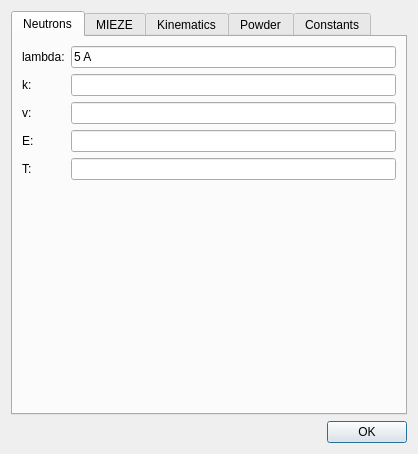
Qt form ui/formulas.ui (tweber-ill/frm_mirror-miezetools) before a commit.
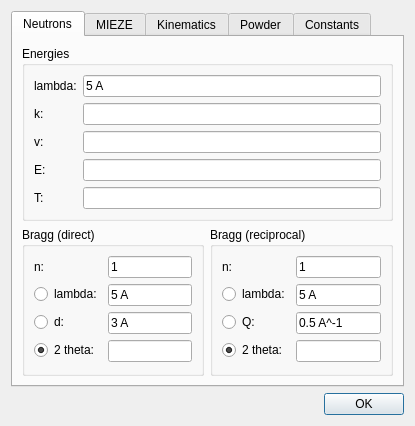
The same form after that commit.

Commit message: added bragg dialog

Patch:
```diff
--- a/ui/formulas.ui
+++ b/ui/formulas.ui
@@ -6,8 +6,8 @@
    <rect>
     <x>0</x>
     <y>0</y>
-    <width>418</width>
-    <height>454</height>
+    <width>415</width>
+    <height>412</height>
    </rect>
   </property>
   <property name="windowTitle">
@@ -38,7 +38,144 @@
       <attribute name="title">
        <string>Neutrons</string>
       </attribute>
+      <layout class="QGridLayout" name="gridLayout_5">
+       <item row="1" column="0">
+        <widget class="QGroupBox" name="groupBox_3">
+         <property name="title">
+          <string>Bragg (direct)</string>
+         </property>
+         <layout class="QFormLayout" name="formLayout_2">
+          <item row="0" column="1">
+           <widget class="QLineEdit" name="editBraggDirN">
+            <property name="text">
+             <string>1</string>
+            </property>
+           </widget>
+          </item>
+          <item row="1" column="1">
+           <widget class="QLineEdit" name="editBraggDirLam">
+            <property name="text">
+             <string>5 A</string>
+            </property>
+           </widget>
+          </item>
+          <item row="2" column="1">
+           <widget class="QLineEdit" name="editBraggDirD">
+            <property name="text">
+             <string>3 A</string>
+            </property>
+           </widget>
+          </item>
+          <item row="3" column="1">
+           <widget class="QLineEdit" name="editBraggDirTT"/>
+          </item>
+          <item row="1" column="0">
+           <widget class="QRadioButton" name="radioBraggDirLam">
+            <property name="text">
+             <string>lambda:</string>
+            </property>
+           </widget>
+          </item>
+          <item row="2" column="0">
+           <widget class="QRadioButton" name="radioBraggDirD">
+            <property name="text">
+             <string>d:</string>
+            </property>
+           </widget>
+          </item>
+          <item row="3" column="0">
+           <widget class="QRadioButton" name="radioBraggDirTT">
+            <property name="text">
+             <string>2 theta:</string>
+            </property>
+            <property name="checked">
+             <bool>true</bool>
+            </property>
+           </widget>
+          </item>
+          <item row="0" column="0">
+           <widget class="QLabel" name="label_18">
+            <property name="text">
+             <string>n:</string>
+            </property>
+           </widget>
+          </item>
+         </layout>
+        </widget>
+       </item>
+       <item row="1" column="1">
+        <widget class="QGroupBox" name="groupBox_4">
+         <property name="title">
+          <string>Bragg (reciprocal)</string>
+         </property>
+         <layout class="QFormLayout" name="formLayout_3">
+          <item row="0" column="1">
+           <widget class="QLineEdit" name="editBraggReciN">
+            <property name="text">
+             <string>1</string>
+            </property>
+           </widget>
+          </item>
+          <item row="1" column="1">
+           <widget class="QLineEdit" name="editBraggReciLam">
+            <property name="text">
+             <string>5 A</string>
+            </property>
+           </widget>
+          </item>
+          <item row="2" column="1">
+           <widget class="QLineEdit" name="editBraggReciQ">
+            <property name="text">
+             <string>0.5 A^-1</string>
+            </property>
+           </widget>
+          </item>
+          <item row="3" column="1">
+           <widget class="QLineEdit" name="editBraggReciTT"/>
+          </item>
+          <item row="1" column="0">
+           <widget class="QRadioButton" name="radioBraggReciLam">
+            <property name="text">
+             <string>lambda:</string>
+            </property>
+           </widget>
+          </item>
+          <item row="2" column="0">
+           <widget class="QRadioButton" name="radioBraggReciQ">
+            <property name="text">
+             <string>Q:</string>
+            </property>
+           </widget>
+          </item>
+          <item row="3" column="0">
+           <widget class="QRadioButton" name="radioBraggReciTT">
+            <property name="text">
+             <string>2 theta:</string>
+            </property>
+            <property name="checked">
+             <bool>true</bool>
+            </property>
+           </widget>
+          </item>
+          <item row="0" column="0">
+           <widget class="QLabel" name="label_19">
+            <property name="text">
+             <string>n:</string>
+            </property>
+           </widget>
+          </item>
+         </layout>
+        </widget>
+       </item>
+       <item row="0" column="0" colspan="2">
+        <widget class="QGroupBox" name="groupBox_2">
+         <property name="title">
+          <string>Energies</string>
+         </property>
       <layout class="QFormLayout" name="formLayout">
+          <property name="fieldGrowthPolicy">
+           <enum>QFormLayout::AllNonFixedFieldsGrow</enum>
+          </property>
        <item row="0" column="0">
         <widget class="QLabel" name="label_7">
          <property name="text">
@@ -46,6 +183,13 @@
          </property>
         </widget>
        </item>
+          <item row="0" column="1">
+           <widget class="QLineEdit" name="editNeutronLam">
+            <property name="text">
+             <string>5 A</string>
+            </property>
+           </widget>
+          </item>
        <item row="1" column="0">
         <widget class="QLabel" name="label_8">
          <property name="text">
@@ -53,6 +197,9 @@
          </property>
         </widget>
        </item>
+          <item row="1" column="1">
+           <widget class="QLineEdit" name="editNeutronK"/>
+          </item>
        <item row="2" column="0">
         <widget class="QLabel" name="label_9">
          <property name="text">
@@ -60,6 +207,9 @@
          </property>
         </widget>
        </item>
+          <item row="2" column="1">
+           <widget class="QLineEdit" name="editNeutronV"/>
+          </item>
        <item row="3" column="0">
         <widget class="QLabel" name="label_10">
          <property name="text">
@@ -67,25 +217,9 @@
          </property>
         </widget>
        </item>
-       <item row="0" column="1">
-        <widget class="QLineEdit" name="editNeutronLam">
-         <property name="text">
-          <string>5 A</string>
-         </property>
-        </widget>
-       </item>
-       <item row="1" column="1">
-        <widget class="QLineEdit" name="editNeutronK"/>
-       </item>
-       <item row="2" column="1">
-        <widget class="QLineEdit" name="editNeutronV"/>
-       </item>
        <item row="3" column="1">
         <widget class="QLineEdit" name="editNeutronE"/>
        </item>
-       <item row="4" column="1">
-        <widget class="QLineEdit" name="editNeutronT"/>
-       </item>
        <item row="4" column="0">
         <widget class="QLabel" name="label_11">
          <property name="text">
@@ -93,6 +227,12 @@
          </property>
         </widget>
        </item>
+          <item row="4" column="1">
+           <widget class="QLineEdit" name="editNeutronT"/>
+          </item>
+         </layout>
+        </widget>
+       </item>
       </layout>
      </widget>
      <widget class="QWidget" name="tabMIEZE">
```
Left out of the diff: 16 changed lines with no effect on the pictures. Lines whose indentation alone changed are shown as unchanged. The commit also changes 5 other files.
